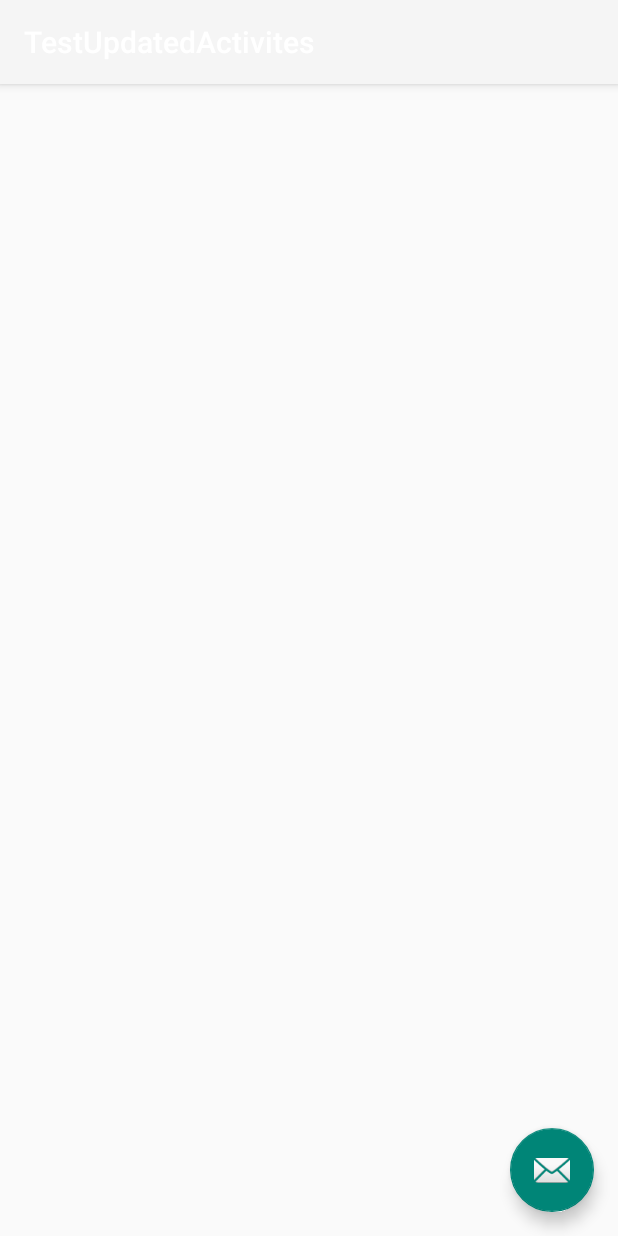
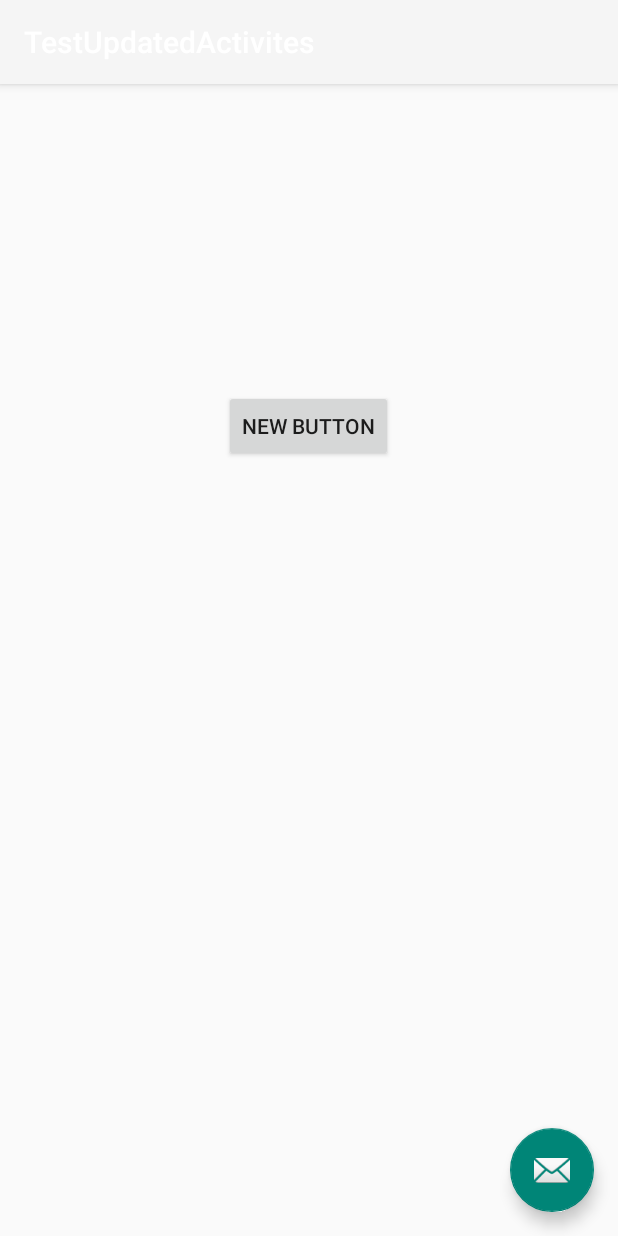
Before and after one commit to ScottTeichert1/TempoSensor, an Android app: the TestUpdatedActivites screen opened directly, with no data from a screen before it, on a phone screen of 412 x 824 dp. Run offline under Robolectric (Android 15) with nearby library versions, the phone set to English and light mode, and no system bars.

Commit message:
Scott added button

```diff
--- a/app/src/main/res/layout/content_test_updated_activites.xml
+++ b/app/src/main/res/layout/content_test_updated_activites.xml
@@ -10,4 +10,12 @@
     tools:showIn="@layout/activity_test_updated_activites"
     tools:context="com.example.colin_000.temposensor.TestUpdatedActivites">
 
+    <Button
+        android:layout_width="wrap_content"
+        android:layout_height="wrap_content"
+        android:text="New Button"
+        android:id="@+id/button"
+        android:layout_alignParentTop="true"
+        android:layout_centerHorizontal="true"
+        android:layout_marginTop="188dp" />
 </RelativeLayout>
```
